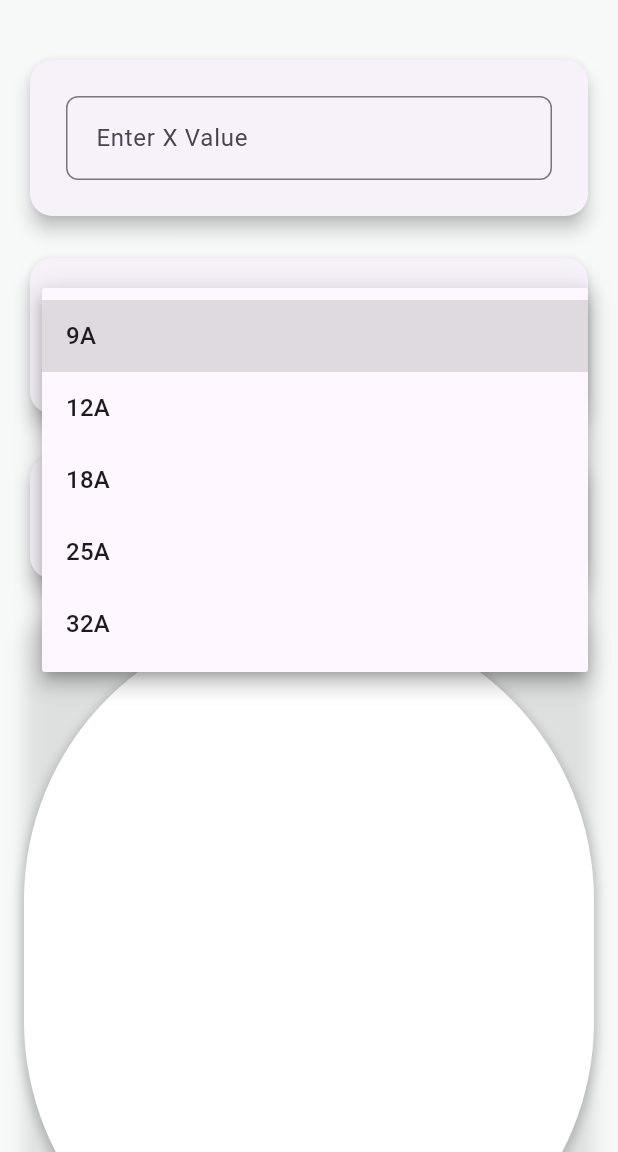
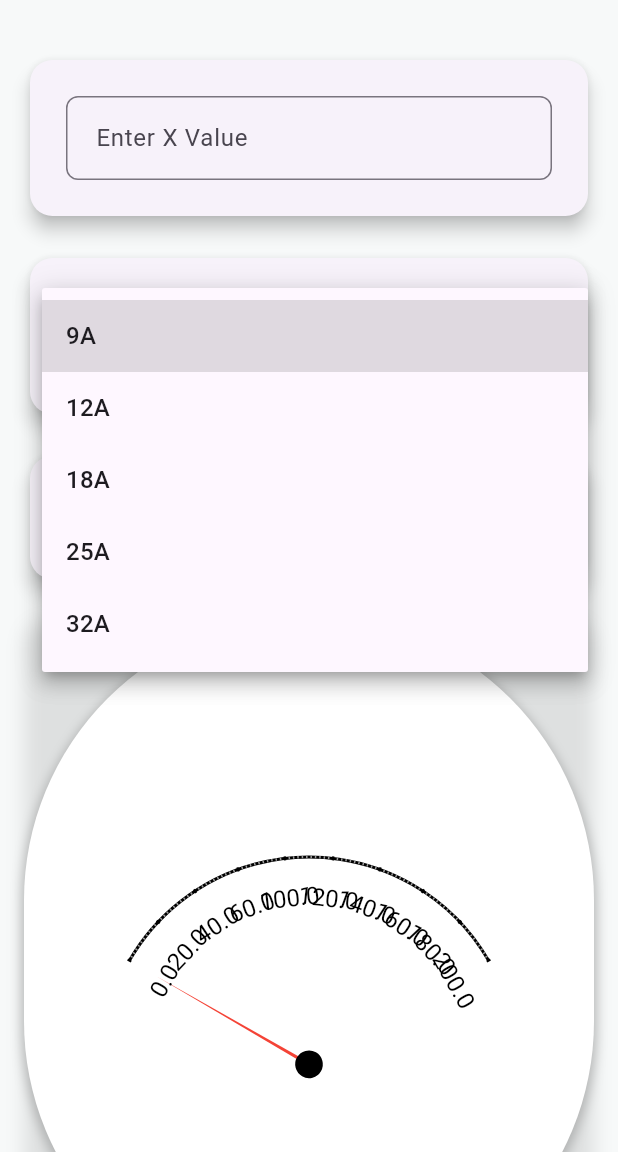
Before and after one commit to kidcats/clockwidget, a Flutter app: the screen it shows after launch, after a tap on "Select Contactor Amperage", on a phone screen of 412 x 824 dp, the part 84-1236 px from its top. Run offline on Flutter 3.47's test engine with Material 3 defaults, Android fonts, the light colour scheme and no system bars; our stand-ins replace shared_preferences.

Commit message:
now AmmeterWidget is current

```diff
--- a/lib/animated_knob_button.dart
+++ b/lib/animated_knob_button.dart
@@ -7,14 +7,14 @@ class AmmeterWidget extends StatefulWidget {
   final double pointerLength;
   final double centerPointSize;
   final Color pointerColor;
-  final ValueChanged<double>? onValueChanged;
+  final ValueChanged<double> onValueChanged;
 
   AmmeterWidget({
     required this.scaleValues,
     this.pointerLength = 200.0,
     this.centerPointSize = 20.0,
     this.pointerColor = Colors.red,
-    this.onValueChanged,
+    required this.onValueChanged,
   });
 
   @override
@@ -93,8 +93,7 @@ class _AmmeterWidgetState extends State<AmmeterWidget>
               children: [
                 _buildAmmeterBackground(size),
                 _buildScale(size, maxAngle, minAngle),
-                _buildPointer(size),
-                _buildCenterPoint(size),
+                // _buildCenterPoint(size),
               ],
             ),
           );
@@ -106,30 +105,35 @@ class _AmmeterWidgetState extends State<AmmeterWidget>
   // 缩放因子,降低角度变化的敏感度
   double scale = 0.4;
 
+  double _calculateValue(double angle) {
+    final angleRange = maxAngle - minAngle;
+    final valueRange = widget.scaleValues.last - widget.scaleValues.first;
+    final angleFraction = (angle - minAngle) / angleRange;
+    final value = widget.scaleValues.first + valueRange * angleFraction;
+    return value;
+  }
+
   void _handlePanStart(DragStartDetails details) {
     _animationController.stop(); // 停止当前动画
     _previousMouseX = details.globalPosition.dx; // 记录鼠标起始水平位置
   }
 
   void _handlePanUpdate(DragUpdateDetails details) {
-    final double _minAngle = minAngle;
-    final double _maxAngle = maxAngle;
     double newMouseX = details.globalPosition.dx;
     double dx = newMouseX - _previousMouseX;
     double deltaAngle = dx / _ticksPerPixel;
 
     double newAngle = _currentAngle + deltaAngle;
-    newAngle = newAngle.clamp(_minAngle, _maxAngle);
+    newAngle = newAngle.clamp(minAngle, maxAngle);
 
-    double newTick = ((newAngle - _minAngle) * _ticksPerPixel).roundToDouble();
+    double newTick = ((newAngle - minAngle) * _ticksPerPixel).roundToDouble();
     newTick = newTick.clamp(0, _totalTicks);
 
     if (_currentTick != newTick) {
       setState(() {
         _currentTick = newTick;
         _currentAngle = newAngle;
-        widget.onValueChanged?.call(widget.scaleValues[
-            (_currentTick ~/ 10).clamp(0, widget.scaleValues.length - 1)]);
+        widget.onValueChanged.call(_calculateValue(newAngle));
       });
     }
 
@@ -162,8 +166,6 @@ class _AmmeterWidgetState extends State<AmmeterWidget>
         setState(() {
           _currentTick = _animation.value;
           _currentAngle = _minAngle + (_currentTick / _ticksPerPixel);
-          widget.onValueChanged?.call(widget.scaleValues[
-              (_currentTick ~/ 10).clamp(0, widget.scaleValues.length - 1)]);
         });
       });
 
@@ -172,35 +174,6 @@ class _AmmeterWidgetState extends State<AmmeterWidget>
       ..forward();
   }
 
-Widget _buildPointer(Size size) {
-  final pointerLength = size.height * 0.6;
-  final pointerOffsetY = size.height * 0.1;
-  final offsetAngle = atan(pointerOffsetY / (pointerLength / 2));
-
-  return GestureDetector(
-    behavior: HitTestBehavior.opaque,
-    child: CustomPaint(
-      size: size,
-      painter: _ScalePointerPainter(
-        angle: _currentAngle,
-        pointerLength: min(size.width, size.height) * 0.85,
-        pointerWidth: 8,
-        minAngle: minAngle,
-        maxAngle: maxAngle,
-        onAngleChanged: (newAngle) {
-          setState(() {
-            _currentAngle = newAngle;
-            _currentTick = ((newAngle - minAngle) * _ticksPerPixel).roundToDouble();
-            widget.onValueChanged?.call(widget.scaleValues[
-                (_currentTick ~/ 10).clamp(0, widget.scaleValues.length - 1)]);
-          });
-        },
-      ),
-    ),
-  );
-}
-
-
   Widget _buildAmmeterBackground(Size size) {
     return CustomPaint(
       painter: _AmmeterBackgroundPainter(size),
@@ -208,33 +181,49 @@ Widget _buildPointer(Size size) {
   }
 
   Widget _buildScale(Size size, double maxAngle, double minAngle) {
-    return Container(
-      width: size.width,
-      height: size.height,
+    return GestureDetector(
+      behavior: HitTestBehavior.opaque,
       child: CustomPaint(
+        size: size,
         painter: _ScalePainter(
           scaleValues: widget.scaleValues,
           minAngle: minAngle,
           maxAngle: maxAngle,
+          angle: _currentAngle,
+          pointerLength: min(size.width, size.height) * 0.85,
+          pointerWidth: 8,
+          onValueChanged: (value){
+            widget.onValueChanged(value);
+          },
+          onAngleChanged: (newAngle) {
+            setState(() {
+              _currentAngle = newAngle;
+              _currentTick =
+                  ((newAngle - minAngle) * _ticksPerPixel).roundToDouble();
+              widget.onValueChanged?.call(widget.scaleValues[
+                  (_currentTick ~/ 10)
+                      .clamp(0, widget.scaleValues.length - 1)]);
+            });
+          },
         ),
       ),
     );
   }
 
-  Widget _buildCenterPoint(Size size) {
-    final centerPointRadius = widget.centerPointSize;
-    return Transform(
-      transform: Matrix4.identity()..translate(0.0, size.height * 0.4),
-      child: Container(
-        width: centerPointRadius,
-        height: centerPointRadius,
-        decoration: BoxDecoration(
-          color: Colors.black,
-          shape: BoxShape.circle,
-        ),
-      ),
-    );
-  }
+  // Widget _buildCenterPoint(Size size) {
+  //   final centerPointRadius = widget.centerPointSize;
+  //   return Transform(
+  //     transform: Matrix4.identity()..translate(0.0, size.height * 0.4),
+  //     child: Container(
+  //       width: centerPointRadius,
+  //       height: centerPointRadius,
+  //       decoration: BoxDecoration(
+  //         color: Colors.black,
+  //         shape: BoxShape.circle,
+  //       ),
+  //     ),
+  //   );
+  // }
 }
 
 class _AmmeterBackgroundPainter extends CustomPainter {
@@ -271,16 +260,22 @@ class _ScalePainter extends CustomPainter {
   final double maxAngle;
   final TextPainter textPainter;
   final double minorTicksPerInterval;
-   final double angle;
+  double angle;
   final double pointerLength;
   final double pointerWidth;
-    final Function(double) onAngleChanged;
-
+  final Function(double) onAngleChanged;
+  final Function(double) onValueChanged; // 新增的回调函数参数
+  late Size size;
   _ScalePainter({
     required this.scaleValues,
     required this.minAngle,
     required this.maxAngle,
     this.minorTicksPerInterval = 10,
+    required this.angle,
+    required this.pointerLength,
+    required this.pointerWidth,
+    required this.onAngleChanged,
+    required this.onValueChanged, // 新增的回调函数参数
   }) : textPainter = TextPainter(
           textDirection: TextDirection.ltr,
           textAlign: TextAlign.center,
@@ -288,6 +283,7 @@ class _ScalePainter extends CustomPainter {
 
   @override
   void paint(Canvas canvas, Size size) {
+    this.size = size;
     final width = size.width;
     final height = size.height;
     final centerX = width / 2;
@@ -314,18 +310,21 @@ class _ScalePainter extends CustomPainter {
     final totalTicks = scaleValues.length;
     final tickAngleInterval = angleRange / (totalTicks - 1);
 
-
-      // 现在来画指针
+    // 现在来画指针和圆心
     final centerY = size.height / 2;
-    final pointerLength = max(size.width, size.height) * 0.28;
+    final centerPointRadius = size.height * 0.02;
+    final pointerLength = radius * 0.85;
     final pointerWidth = pointerLength * 0.02;
-    angle = acos(radius*sin(angleRange/2) / pointerLength) ;
     final pointerPaint = Paint()
       ..color = Colors.red
       ..style = PaintingStyle.fill;
+    final centerPointPaint = Paint()
+      ..color = Colors.black
+      ..style = PaintingStyle.fill;
+
     canvas.save();
-    canvas.translate(centerX, centerY + 0.4 * size.height);
-    canvas.rotate(-angle); // 这里是变化角度的位置，这个angle是需要随时变化的，这里的angle就已经不对了，所以后面的都不对
+    canvas.translate(centerX, size.height / 2 + radius * cos(angleRange / 2));
+    canvas.rotate(angle); // 这里是变化角度的位置，这个angle是需要随时变化的，这里的angle就已经不对了，所以后面的都不对
 
     final pointerPath = Path()
       ..moveTo(-pointerWidth / 2, 0)
@@ -334,8 +333,10 @@ class _ScalePainter extends CustomPainter {
       ..close();
 
     canvas.drawPath(pointerPath, pointerPaint);
+
+    // 画圆心
+    canvas.drawCircle(Offset.zero, centerPointRadius, centerPointPaint);
     canvas.restore();
-
 
     // 现在来画圆弧
     canvas.translate(centerX, size.height / 2 + radius * cos(angleRange / 2));
@@ -367,7 +368,7 @@ class _ScalePainter extends CustomPainter {
       // 绘制主刻度上的数值
       textPainter.text = TextSpan(
         text: value.toStringAsFixed(1),
-        style: TextStyle(color: Colors.black, fontSize: 16),
+        style: const TextStyle(color: Colors.black, fontSize: 16),
       );
       textPainter.layout();
       canvas.save();
@@ -399,65 +400,16 @@ class _ScalePainter extends CustomPainter {
   }
 
   @override
-  bool shouldRepaint(covariant CustomPainter oldDelegate) {
-    return true;
-  }
-}
-
-class _ScalePointerPainter extends CustomPainter {
-  final double angle;
-  final double pointerLength;
-  final double pointerWidth;
-  final double minAngle;
-  final double maxAngle;
-  final Function(double) onAngleChanged;
-
-  late Size size;
-
-  _ScalePointerPainter({
-    required this.angle,
-    required this.pointerLength,
-    required this.pointerWidth,
-    required this.minAngle,
-    required this.maxAngle,
-    required this.onAngleChanged,
-  });
-
-  @override
-  void paint(Canvas canvas, Size size) {
-    this.size = size;
-    final centerX = size.width / 2;
-    final centerY = size.height / 2;
-    final pointerLength = max(size.width, size.height) * 0.28;
-    final pointerWidth = pointerLength * 0.02;
-    final angleRange = maxAngle - minAngle;
-    final radius = max(size.width, size.height) * 0.3;
-    final pointerPaint = Paint()
-      ..color = Colors.red
-      ..style = PaintingStyle.fill;
-    canvas.translate(centerX, centerY + 0.4 * size.height);
-    canvas.rotate(-angle); // 这里是变化角度的位置，这个angle是需要随时变化的，这里的angle就已经不对了，所以后面的都不对
-
-    final pointerPath = Path()
-      ..moveTo(-pointerWidth / 2, 0)
-      ..lineTo(0, -pointerLength)
-      ..lineTo(pointerWidth / 2, 0)
-      ..close();
-
-    canvas.drawPath(pointerPath, pointerPaint);
+  bool hitTest(Offset position) {
+    return (position - Offset(size.width / 2, size.height / 2)).distance <=
+        pointerLength;
   }
 
   @override
-  bool hitTest(Offset position) {
-    return (position - Offset(size.width / 2, size.height / 2)).distance <= pointerLength;
-  }
-
-  @override
-  bool shouldRepaint(covariant _ScalePointerPainter oldDelegate) {
+  bool shouldRepaint(covariant _ScalePainter oldDelegate) {
     return true;
   }
 
-  @override
   void handleEvent(PointerEvent event, HitTestEntry entry) {
     if (event is PointerDownEvent) {
       _handlePanStart(event.localPosition);
@@ -478,4 +430,5 @@ class _ScalePointerPainter extends CustomPainter {
     final newAngle = dragAngle.clamp(minAngle, maxAngle);
     onAngleChanged(newAngle);
   }
+
 }
--- a/lib/home_page.dart
+++ b/lib/home_page.dart
@@ -85,7 +85,7 @@ class HomePage extends StatelessWidget {
                     ),
                     SizedBox(height: 20),
                     Container(
-                      height: scaffoldHeight*0.6,
+                      height: scaffoldHeight * 0.6,
                       decoration: BoxDecoration(
                         borderRadius: BorderRadius.circular(15.0),
                         boxShadow: [
@@ -97,18 +97,10 @@ class HomePage extends StatelessWidget {
                         ],
                       ),
                       child: AmmeterWidget(
-                        scaleValues: [
-                          0,
-                          20,
-                          40,
-                          60,
-                          100,
-                          120,
-                          140,
-                          160,
-                          180,
-                          200
-                        ],
+                        scaleValues: [0,20,40,60,100,120,140,160,180,200],
+                        onValueChanged: (newValue){
+                          print(newValue.round());
+                        },
                       ),
                     ),
                     SizedBox(height: 20),
```
